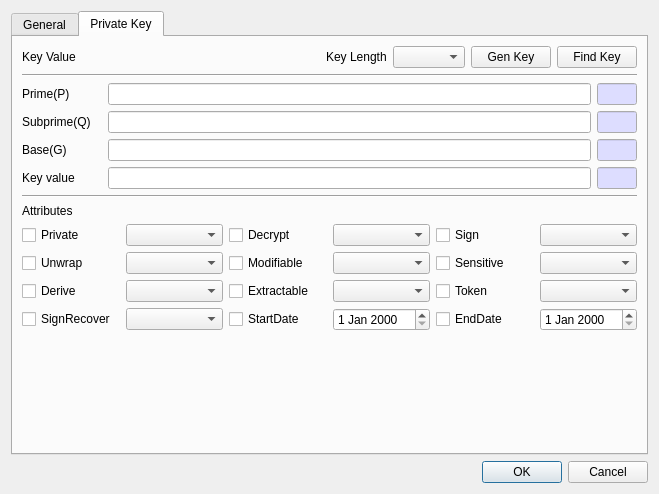
Above: CryptokiMan/create_dsa_pri_key_dlg.ui from jykim74/CryptokiMan before the change. Below: the same form after it.
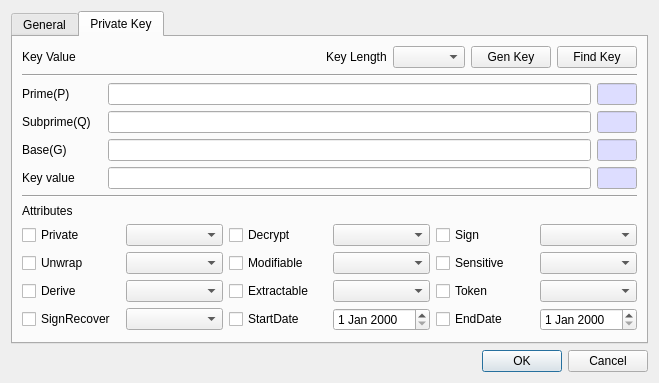
That is the form after the change.

```diff
--- a/CryptokiMan/create_dsa_pri_key_dlg.ui
+++ b/CryptokiMan/create_dsa_pri_key_dlg.ui
@@ -7,7 +7,7 @@
     <x>0</x>
     <y>0</y>
     <width>659</width>
-    <height>494</height>
+    <height>370</height>
    </rect>
   </property>
   <property name="windowTitle">
```
